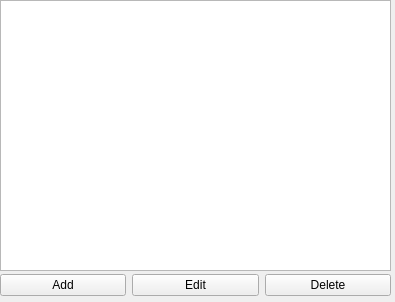
This is task_scheduler_view.ui in notHisu/ThisIsTheRealPomodoro as Qt 5 draws it before an edit. The edited form follows.
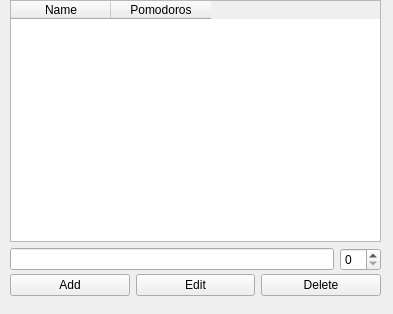
This is the edited form.

Patch:
```diff
--- a/task_scheduler_view.ui
+++ b/task_scheduler_view.ui
@@ -6,8 +6,8 @@
    <rect>
     <x>0</x>
     <y>0</y>
-    <width>395</width>
-    <height>302</height>
+    <width>393</width>
+    <height>314</height>
    </rect>
   </property>
   <property name="windowTitle">
@@ -16,9 +16,9 @@
   <widget class="QWidget" name="horizontalLayoutWidget">
    <property name="geometry">
     <rect>
-     <x>0</x>
+     <x>10</x>
      <y>270</y>
-     <width>391</width>
+     <width>371</width>
      <height>31</height>
     </rect>
    </property>
@@ -49,15 +49,68 @@
   <widget class="QWidget" name="verticalLayoutWidget">
    <property name="geometry">
     <rect>
-     <x>0</x>
+     <x>10</x>
      <y>0</y>
-     <width>391</width>
+     <width>371</width>
      <height>271</height>
     </rect>
    </property>
    <layout class="QVBoxLayout" name="verticalLayout">
     <item>
-     <widget class="QTableView" name="tableViewTask"/>
+     <widget class="QTableWidget" name="tableWidgetTask">
+      <property name="focusPolicy">
+       <enum>Qt::ClickFocus</enum>
+      </property>
+      <property name="rowCount">
+       <number>0</number>
+      </property>
+      <attribute name="horizontalHeaderVisible">
+       <bool>true</bool>
+      </attribute>
+      <attribute name="horizontalHeaderCascadingSectionResizes">
+       <bool>false</bool>
+      </attribute>
+      <attribute name="horizontalHeaderMinimumSectionSize">
+       <number>30</number>
+      </attribute>
+      <attribute name="horizontalHeaderDefaultSectionSize">
+       <number>100</number>
+      </attribute>
+      <attribute name="horizontalHeaderShowSortIndicator" stdset="0">
+       <bool>false</bool>
+      </attribute>
+      <attribute name="horizontalHeaderStretchLastSection">
+       <bool>false</bool>
+      </attribute>
+      <column>
+       <property name="text">
+        <string>Name</string>
+       </property>
+      </column>
+      <column>
+       <property name="text">
+        <string>Pomodoros</string>
+       </property>
+      </column>
+     </widget>
+    </item>
+    <item>
+     <layout class="QHBoxLayout" name="horizontalLayout_2">
+      <item>
+       <widget class="QLineEdit" name="lineEditName">
+        <property name="focusPolicy">
+         <enum>Qt::ClickFocus</enum>
+        </property>
+       </widget>
+      </item>
+      <item>
+       <widget class="QSpinBox" name="spinBoxPomodoros">
+        <property name="focusPolicy">
+         <enum>Qt::ClickFocus</enum>
+        </property>
+       </widget>
+      </item>
+     </layout>
     </item>
    </layout>
   </widget>
```
Left out of the diff: 15 changed lines with no effect on the pictures.
